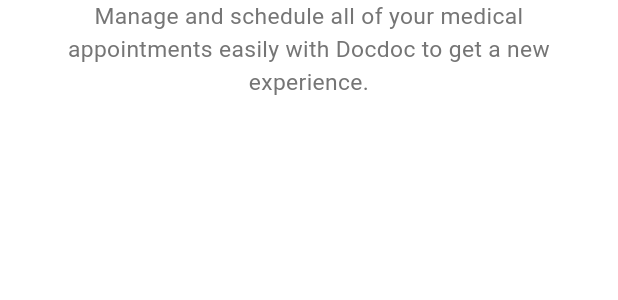
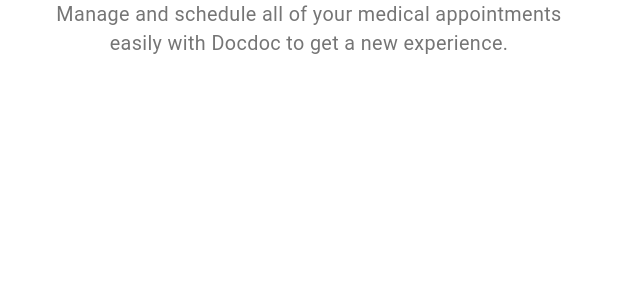
Before and after one commit to shroida/DocOnTime, a Flutter app: the DescriptionText widget shown alone on an empty page, opened directly, on a phone screen of 412 x 824 dp. Shown: the top 300 px of the screen. Run offline on Flutter 3.47's test engine with Material 3 defaults, Android fonts, the phone set to English and light mode, and no system bars; our stand-ins replace animated_text_kit, dio, flutter_bloc, flutter_screenutil, flutter_secure_storage, flutter_svg and 6 more; accounts and stored records are empty; generated files the repository leaves out were written again; statements that could not run were skipped.

Commit message:
refactor for theming and colors

```diff
--- a/lib/core/theming/app_styles.dart
+++ b/lib/core/theming/app_styles.dart
@@ -1,22 +1,144 @@
 import 'package:doc_on_time/core/theming/colors.dart';
+import 'package:doc_on_time/core/theming/font_weight_helper.dart';
 import 'package:flutter/material.dart';
 import 'package:flutter_screenutil/flutter_screenutil.dart';
 
 class AppStyles {
-  static TextStyle black24Weight700 = TextStyle(
-      fontSize: 24.sp,
-      fontWeight: FontWeight.w700,
-      color: const Color(0xFF242424));
-  static TextStyle blue32Weight700 = TextStyle(
-      fontSize: 24.sp,
-      fontWeight: FontWeight.w700,
-      color: ColorsManagers.mainBlue);
-  static TextStyle grey13Reg = TextStyle(
-      fontSize: 15.sp,
-      fontWeight: FontWeight.normal,
-      color: ColorsManagers.grey);
-  static TextStyle white16SemiBole = TextStyle(
-      fontSize: 20.sp,
-      fontWeight: FontWeight.w500,
-      color:Colors.white);
+  static TextStyle font24BlackBold = TextStyle(
+    fontSize: 24.sp,
+    fontWeight: FontWeightHelper.bold,
+    color: Colors.black,
+  );
+
+  static TextStyle font32BlueBold = TextStyle(
+    fontSize: 32.sp,
+    fontWeight: FontWeightHelper.bold,
+    color: ColorsManager.mainBlue,
+  );
+
+  static TextStyle font13BlueSemiBold = TextStyle(
+    fontSize: 13.sp,
+    fontWeight: FontWeightHelper.semiBold,
+    color: ColorsManager.mainBlue,
+  );
+
+  static TextStyle font13DarkBlueMedium = TextStyle(
+    fontSize: 13.sp,
+    fontWeight: FontWeightHelper.medium,
+    color: ColorsManager.darkBlue,
+  );
+
+  static TextStyle font13DarkBlueRegular = TextStyle(
+    fontSize: 13.sp,
+    fontWeight: FontWeightHelper.regular,
+    color: ColorsManager.darkBlue,
+  );
+
+  static TextStyle font24BlueBold = TextStyle(
+    fontSize: 24.sp,
+    fontWeight: FontWeightHelper.bold,
+    color: ColorsManager.mainBlue,
+  );
+
+  static TextStyle font16WhiteSemiBold = TextStyle(
+    fontSize: 16.sp,
+    fontWeight: FontWeightHelper.semiBold,
+    color: Colors.white,
+  );
+
+  static TextStyle font13GrayRegular = TextStyle(
+    fontSize: 13.sp,
+    fontWeight: FontWeightHelper.regular,
+    color: ColorsManager.gray,
+  );
+
+  static TextStyle font12GrayRegular = TextStyle(
+    fontSize: 12.sp,
+    fontWeight: FontWeightHelper.regular,
+    color: ColorsManager.gray,
+  );
+
+  static TextStyle font12GrayMedium = TextStyle(
+    fontSize: 12.sp,
+    fontWeight: FontWeightHelper.medium,
+    color: ColorsManager.gray,
+  );
+
+  static TextStyle font12DarkBlueRegular = TextStyle(
+    fontSize: 12.sp,
+    fontWeight: FontWeightHelper.regular,
+    color: ColorsManager.darkBlue,
+  );
+
+  static TextStyle font12BlueRegular = TextStyle(
+    fontSize: 12.sp,
+    fontWeight: FontWeightHelper.regular,
+    color: ColorsManager.mainBlue,
+  );
+
+  static TextStyle font13BlueRegular = TextStyle(
+    fontSize: 13.sp,
+    fontWeight: FontWeightHelper.regular,
+    color: ColorsManager.mainBlue,
+  );
+
+  static TextStyle font14GrayRegular = TextStyle(
+    fontSize: 14.sp,
+    fontWeight: FontWeightHelper.regular,
+    color: ColorsManager.gray,
+  );
+
+  static TextStyle font14LightGrayRegular = TextStyle(
+    fontSize: 14.sp,
+    fontWeight: FontWeightHelper.regular,
+    color: ColorsManager.lightGray,
+  );
+
+  static TextStyle font14DarkBlueMedium = TextStyle(
+    fontSize: 14.sp,
+    fontWeight: FontWeightHelper.medium,
+    color: ColorsManager.darkBlue,
+  );
+
+  static TextStyle font14DarkBlueBold = TextStyle(
+    fontSize: 14.sp,
+    fontWeight: FontWeightHelper.bold,
+    color: ColorsManager.darkBlue,
+  );
+
+  static TextStyle font16WhiteMedium = TextStyle(
+    fontSize: 16.sp,
+    fontWeight: FontWeightHelper.medium,
+    color: Colors.white,
+  );
+
+  static TextStyle font14BlueSemiBold = TextStyle(
+    fontSize: 14.sp,
+    fontWeight: FontWeightHelper.semiBold,
+    color: ColorsManager.mainBlue,
+  );
+
+  static TextStyle font15DarkBlueMedium = TextStyle(
+    fontSize: 15.sp,
+    fontWeight: FontWeightHelper.medium,
+    color: ColorsManager.darkBlue,
+  );
+
+  static TextStyle font18DarkBlueBold = TextStyle(
+    fontSize: 18.sp,
+    fontWeight: FontWeightHelper.bold,
+    color: ColorsManager.darkBlue,
+  );
+
+  static TextStyle font18DarkBlueSemiBold = TextStyle(
+    fontSize: 18.sp,
+    fontWeight: FontWeightHelper.semiBold,
+    color: ColorsManager.darkBlue,
+  );
+
+  static TextStyle font18WhiteMedium = TextStyle(
+    fontSize: 18.sp,
+    fontWeight: FontWeightHelper.medium,
+    color: Colors.white,
+  );
 }
--- a/lib/core/theming/colors.dart
+++ b/lib/core/theming/colors.dart
@@ -1,7 +1,12 @@
 import 'package:flutter/material.dart';
 
-class ColorsManagers {
-static const Color mainBlue = Color(0xFF247CFF);
-static const Color mainDark = Color(0xFF242424);
-static const Color grey = Color(0xFF757575);
+class ColorsManager {
+  static const Color mainBlue = Color(0xFF247CFF);
+  static const Color lightBlue = Color(0xFFF4F8FF);
+  static const Color darkBlue = Color(0xFF242424);
+  static const Color gray = Color(0xFF757575);
+  static const Color lightGray = Color(0xFFC2C2C2);
+  static const Color lighterGray = Color(0xFFEDEDED);
+  static const Color moreLightGray = Color(0xFFFDFDFF);
+  static const Color moreLighterGray = Color(0xFFF5F5F5);
 }
--- /dev/null
+++ b/lib/core/theming/font_weight_helper.dart
@@ -0,0 +1,12 @@
+import 'package:flutter/material.dart';
+
+class FontWeightHelper {
+  static const FontWeight thin = FontWeight.w100;
+  static const FontWeight extraLight = FontWeight.w200;
+  static const FontWeight light = FontWeight.w300;
+  static const FontWeight regular = FontWeight.w400;
+  static const FontWeight medium = FontWeight.w500;
+  static const FontWeight semiBold = FontWeight.w600;
+  static const FontWeight bold = FontWeight.w700;
+  static const FontWeight extraBold = FontWeight.w800;
+}
--- a/lib/doc_app.dart
+++ b/lib/doc_app.dart
@@ -21,7 +21,7 @@ class DocApp extends StatelessWidget {
           debugShowCheckedModeBanner: false,
           title: 'Doc on Time',
           theme: ThemeData(
-            primaryColor: ColorsManagers.mainBlue,
+            primaryColor: ColorsManager.mainBlue,
             scaffoldBackgroundColor: Colors.white,
           ),
 
--- a/lib/featuers/onboadring/widgets/description_text.dart
+++ b/lib/featuers/onboadring/widgets/description_text.dart
@@ -15,7 +15,7 @@ class DescriptionText extends StatelessWidget {
         children: [
           Text(
             'Manage and schedule all of your medical appointments easily with Docdoc to get a new experience.',
-            style: AppStyles.grey13Reg,
+            style: AppStyles.font13GrayRegular,
             textAlign: TextAlign.center,
           )
         ],
--- a/lib/featuers/onboadring/widgets/doc_image_text.dart
+++ b/lib/featuers/onboadring/widgets/doc_image_text.dart
@@ -29,7 +29,7 @@ class DocImageText extends StatelessWidget {
           right: 0,
           child: Text(
             'Best Doctor\n Appointment App',
-            style: AppStyles.blue32Weight700.copyWith(height: 1.4),
+            style: AppStyles.font32BlueBold.copyWith(height: 1.4),
             textAlign: TextAlign.center,
           ),
         )
--- a/lib/featuers/onboadring/widgets/doc_logo_name.dart
+++ b/lib/featuers/onboadring/widgets/doc_logo_name.dart
@@ -16,7 +16,7 @@ class DocLogoName extends StatelessWidget {
         SizedBox(
           width: 10.w,
         ),
-        Text('DocOnTime', style: AppStyles.black24Weight700)
+        Text('DocOnTime', style: AppStyles.font24BlackBold)
       ],
     );
   }
--- a/lib/featuers/onboadring/widgets/get_started_button.dart
+++ b/lib/featuers/onboadring/widgets/get_started_button.dart
@@ -21,10 +21,10 @@ class GetStartedButton extends StatelessWidget {
             tapTargetSize: MaterialTapTargetSize.shrinkWrap,
             minimumSize:
                 WidgetStateProperty.all(const Size(double.infinity, 52)),
-            backgroundColor: WidgetStateProperty.all(ColorsManagers.mainBlue)),
+            backgroundColor: WidgetStateProperty.all(ColorsManager.mainBlue)),
         child: Text(
           'Get Started',
-          style: AppStyles.white16SemiBole,
+          style: AppStyles.font16WhiteSemiBold,
         ),
       ),
     );
--- a/lib/featuers/splash/splash_screen.dart
+++ b/lib/featuers/splash/splash_screen.dart
@@ -48,7 +48,7 @@ class _SplashScreenState extends State<SplashScreen> {
                 TypewriterAnimatedText(
                   'DocOnTime',
                   textStyle: const TextStyle(
-                    color: ColorsManagers.mainDark,
+                    color: ColorsManager.mainDark,
                     fontSize: 40, // Reduced for better scaling
                     fontWeight: FontWeight.bold,
                   ),
```
Also changed, not shown: lib/core/helpers/spacing.dart (added, +10 -0 lines), lib/featuers/login/ui/login_screen.dart (+61 -2 lines).
